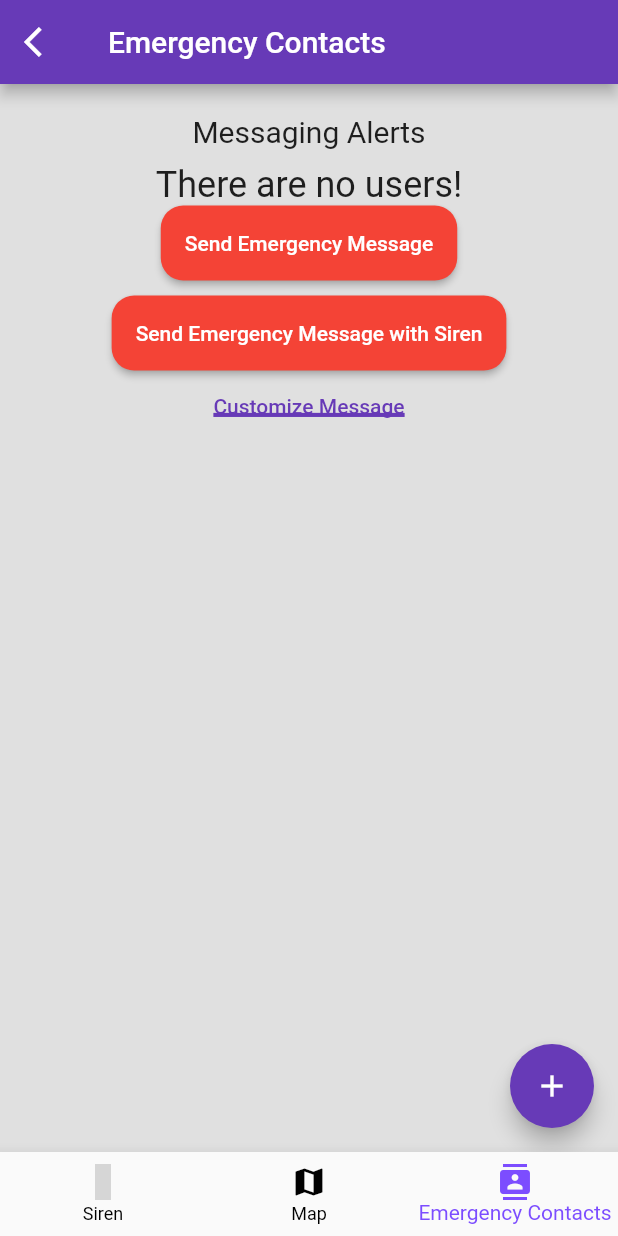
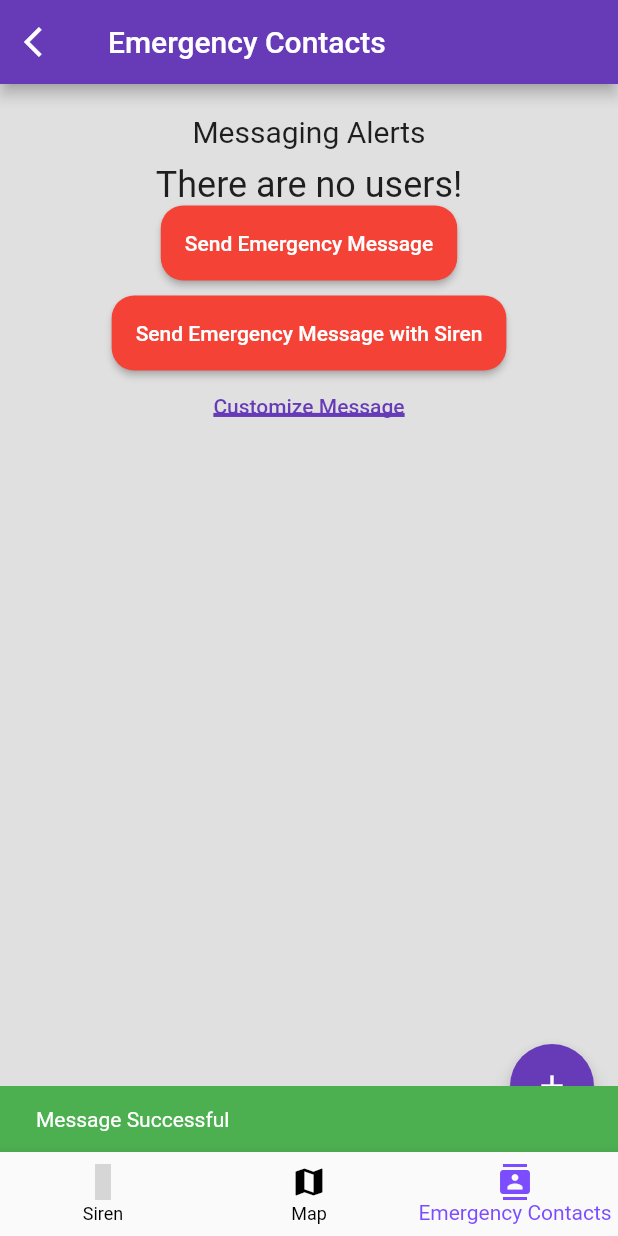
Before and after one commit to VividSoda/NCIT, a Flutter app: the screen it shows once a user with an empty profile is signed in, item 3 of the bottom bar chosen, after a tap on "Send Emergency Message", on a phone screen of 412 x 824 dp. Run offline on Flutter 3.47's test engine with Material 2 defaults, Android fonts, the phone set to English and light mode, and no system bars; our stand-ins replace audioplayers, cloud_firestore, contacts_service, firebase_auth, firebase_core, flutter_signin_button and 6 more; missing offline and left inert: flutter_sms, mapbox_gl; accounts and stored records are empty; project files that could hold a hidden picture were left out; grey boxes are pictures that could not be loaded.

Commit message:
Send Direct Message

```diff
--- a/lib/Contacts/add_emergency_contact.dart
+++ b/lib/Contacts/add_emergency_contact.dart
@@ -4,6 +4,7 @@
 import 'package:firebase_auth/firebase_auth.dart';
 import 'package:flutter/material.dart';
 import 'package:flutter_sms/flutter_sms.dart';
+import 'package:permission_handler/permission_handler.dart';
 import 'package:rakshak_test/Contacts/contact.class.dart';
 import 'package:rakshak_test/Contacts/select_contact.dart';
 import 'package:rakshak_test/Message/customize_message.dart';
@@ -60,6 +61,7 @@
   }
 
   _sendSMS(String message, List<String> recipients) async{
+    await Permission.sms.request();
     await sendSMS(message: message, recipients: recipients).catchError((onError){
       print(onError);
     });
@@ -123,7 +125,16 @@
                       "message" : customizeMessage ?? defaultMessage
                     });
                     _sendSMS(
-                        message, recipients);
+                        message, recipients
+                    );
+                    ScaffoldMessenger.of(context).showSnackBar(
+                        const SnackBar(
+                            content: Text(
+                                'Message Successful'
+                            ),
+                            backgroundColor: Colors.green
+                        )
+                    );
                   },
                   child: const Text("Send Emergency Message")
               ),
@@ -158,7 +169,16 @@
                       "message" : customizeMessage ?? defaultMessage
                     });
                     _sendSMS(
-                        message, recipients);
+                        message, recipients
+                    );
+                    ScaffoldMessenger.of(context).showSnackBar(
+                        const SnackBar(
+                            content: Text(
+                                'Message Successful'
+                            ),
+                            backgroundColor: Colors.green
+                        )
+                    );
                   },
                   child: const Text("Send Emergency Message with Siren")
               ),
--- a/lib/Contacts/select_contact.dart
+++ b/lib/Contacts/select_contact.dart
@@ -29,6 +29,9 @@
       searchController.addListener(() {
         filterContacts();
       });
+    }
+    else{
+      return null;
     }
   }
 
```
